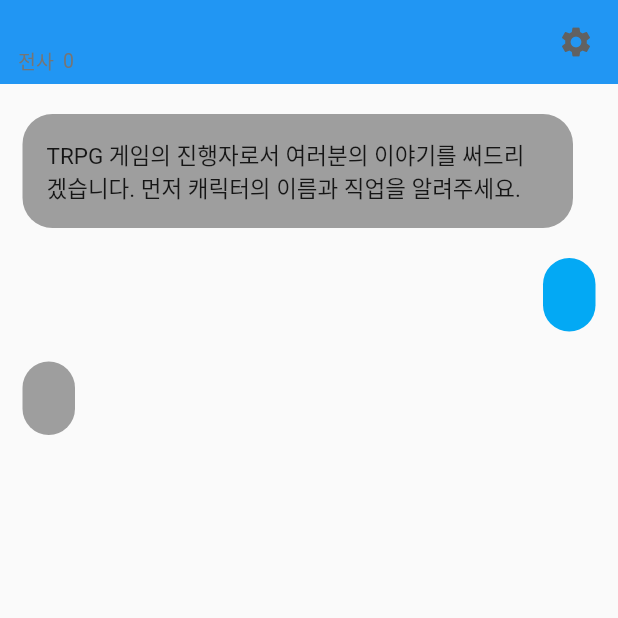
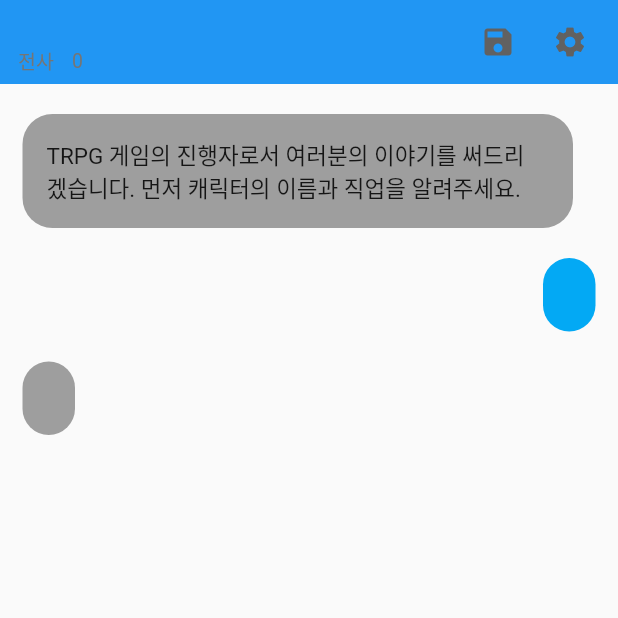
Before and after one commit to ksjae/roleplay_kit, a Flutter app: the ChatWindow screen opened directly with empty values, after a tap on the "send" icon, on a phone screen of 412 x 824 dp, the top half of it. Run offline on Flutter 3.47's test engine with Material 2 defaults, Android fonts, the phone set to English and light mode, and no system bars; our stand-ins replace hive, hive_flutter, shared_preferences; missing offline and left inert: dart_openai; accounts and stored records are empty.

Commit message:
Saving support

```diff
--- a/lib/api/openai.dart
+++ b/lib/api/openai.dart
@@ -31,8 +31,8 @@ class ChatApi {
       model: _model,
       messages: messages
           .map((e) => OpenAIChatCompletionChoiceMessageModel(
-                role: e.role.openAI,
-                content: e.message,
+                role: e.data.role.openAI,
+                content: e.data.text,
               ))
           .toList(),
     );
@@ -68,18 +68,19 @@ class ChatApi {
       if (maxChars <= 0) {
         break;
       }
-      maxChars -= messages[i].message.length;
+      maxChars -= messages[i].data.text.length;
       if (truncate && maxChars <= 0) {
         parsedMessages.add(OpenAIChatCompletionChoiceMessageModel(
-          role: messages[i].role.openAI,
+          role: messages[i].data.role.openAI,
           content: messages[i]
-              .message
-              .substring(0, maxChars + messages[i].message.length),
+              .data
+              .text
+              .substring(0, maxChars + messages[i].data.text.length),
         ));
       } else {
         parsedMessages.add(OpenAIChatCompletionChoiceMessageModel(
-          role: messages[i].role.openAI,
-          content: messages[i].message,
+          role: messages[i].data.role.openAI,
+          content: messages[i].data.text,
         ));
       }
     }
--- a/lib/models/message_bubble.dart
+++ b/lib/models/message_bubble.dart
@@ -8,11 +8,15 @@ part 'message_bubble.g.dart';
 class MessageBubble extends StatefulWidget {
   MessageBubble(
       {super.key,
-      required this.message,
-      required this.role,
+      required message,
+      required role,
       this.doGenerate = false,
       this.history,
       this.openAIAPI}) {
+    data = BubbleData(
+      text: message,
+      role: role,
+    );
     design = role == Roles.user
         ? const BubbleDesign(
             color: Colors.lightBlue,
@@ -24,9 +28,8 @@ class MessageBubble extends StatefulWidget {
             padding: EdgeInsets.only(left: 15, right: 30, top: 10, bottom: 10),
           );
   }
-  final String message;
-  final Roles role;
   late final BubbleDesign design;
+  late final BubbleData data;
   late final bool doGenerate; // If true, listens to AI stream
   final ChatApi? openAIAPI;
   final List<MessageBubble>? history;
@@ -36,38 +39,31 @@ class MessageBubble extends StatefulWidget {
 
   @override
   String toString({DiagnosticLevel minLevel = DiagnosticLevel.info}) {
-    return 'MessageBubble{message: $message, role: $role, design: $design, doGenerate: $doGenerate, openAIAPI: $openAIAPI, history: $history}';
+    return 'MessageBubble{message: ${data.text} role: ${data.role}, design: $design, doGenerate: $doGenerate, openAIAPI: $openAIAPI, history: $history}';
   }
 
-  static MessageBubble fromBubbleText() {
+  static MessageBubble fromBubbleData(BubbleData data) {
     return MessageBubble(
-      message: '',
-      role: Roles.generator,
-      doGenerate: true,
+      message: data.text,
+      role: data.role,
+      doGenerate: false,
       history: null,
-      openAIAPI: ChatApi(),
+      openAIAPI: null,
     );
   }
 }
 
 class _MessageBubbleState extends State<MessageBubble> {
   var _generated = false;
-  String generatedText = '';
 
   @override
   Widget build(BuildContext context) {
-    Widget bubbleContent = BubbleText(
-      text: generatedText,
-    );
-    if (widget.role == Roles.system) {
+    Widget bubbleContent;
+    if (widget.data.role == Roles.system) {
       return const SizedBox.shrink();
     }
 
-    if (_generated) {
-      bubbleContent = BubbleText(
-        text: generatedText,
-      );
-    } else if (widget.doGenerate) {
+    if (!_generated && widget.doGenerate) {
       var streamController = StreamController<String>();
 
       if (widget.history == null) {
@@ -92,11 +88,11 @@ class _MessageBubbleState extends State<MessageBubble> {
                 text: 'Error: ${snapshot.error}',
               );
             } else if (snapshot.hasData) {
-              generatedText += snapshot.data!;
+              widget.data.text += snapshot.data!;
               // if (generatedText.length < 5) {
               //   print(snapshot.data!);
               // }
-              return BubbleText(text: generatedText);
+              return widget.data.bubbleText;
             } else {
               return const BubbleText(
                 text: 'No Response :(',
@@ -104,8 +100,7 @@ class _MessageBubbleState extends State<MessageBubble> {
             }
           });
     } else {
-      generatedText = widget.message;
-      bubbleContent = BubbleText(text: generatedText);
+      bubbleContent = widget.data.bubbleText;
     }
 
     return Container(
@@ -158,8 +153,17 @@ class BubbleData {
   BubbleData({required this.text, required this.role});
 
   @HiveField(0)
-  final String text;
+  String text;
 
   @HiveField(1)
   final Roles role;
+
+  @override
+  String toString() {
+    return 'BubbleData{text: $text, role: $role}';
+  }
+
+  BubbleText get bubbleText {
+    return BubbleText(text: text);
+  }
 }
--- a/lib/views/chat_window.dart
+++ b/lib/views/chat_window.dart
@@ -1,4 +1,5 @@
 import 'package:flutter/material.dart';
+import 'package:hive/hive.dart';
 import 'package:roleplay_kit/api/openai.dart';
 import 'package:roleplay_kit/models/character.dart';
 import 'package:roleplay_kit/models/message_bubble.dart';
@@ -10,6 +11,7 @@ class ChatWindow extends StatefulWidget {
   });
   final userInputController = TextEditingController();
   final CharacterModel character;
+  final saveBox = Hive.box<List<BubbleData>>('save');
 
   @override
   State<ChatWindow> createState() => _ChatWindowState();
@@ -24,7 +26,7 @@ class _ChatWindowState extends State<ChatWindow> {
         elevation: 0,
         flexibleSpace: SafeArea(
             child: Container(
-          padding: const EdgeInsets.only(right: 16),
+          padding: const EdgeInsets.only(right: 8),
           child: Row(
             children: [
               const SizedBox(
@@ -55,7 +57,7 @@ class _ChatWindowState extends State<ChatWindow> {
                           ),
                         ),
                         SizedBox(
-                          width: 6,
+                          width: 12,
                         ),
                         Text(
                           widget.character.age.toString(),
@@ -69,10 +71,24 @@ class _ChatWindowState extends State<ChatWindow> {
                   ],
                 ),
               ),
-              Icon(
-                Icons.settings,
-                color: Colors.grey.shade700,
-              ),
+              IconButton(
+                  onPressed: () {
+                    var bubbleDataList =
+                        messages.map((msg) => msg.data).toList();
+                    widget.saveBox.put(widget.character.name, bubbleDataList);
+                    print(
+                        'saved ${bubbleDataList.length} items from ${bubbleDataList.first} to ${bubbleDataList.last}');
+                  },
+                  icon: Icon(
+                    Icons.save,
+                    color: Colors.grey.shade700,
+                  )),
+              IconButton(
+                  onPressed: () {},
+                  icon: Icon(
+                    Icons.settings,
+                    color: Colors.grey.shade700,
+                  ))
             ],
           ),
         )),
```
Also changed, not shown: lib/main.dart (+5 -3 lines), 1 other file.
